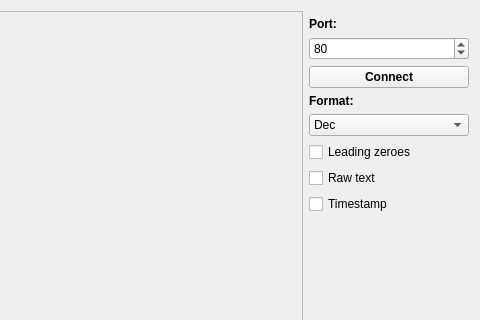
Above: ndbg/udp/Dialog.ui from alexeynaumov/rnetwork before the change; both pictures show x 420 to 900 and y 0 to 320 of the 900 by 600 pixel window. Below: the same form after it.
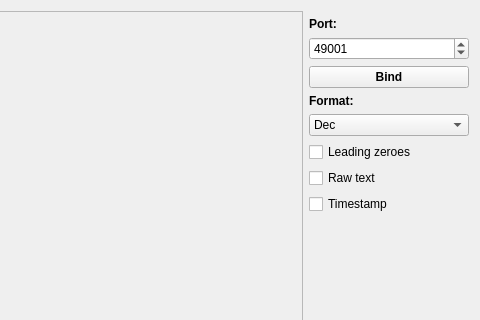
That is the form after the change.

What changed in the file:
```diff
--- a/ndbg/udp/Dialog.ui
+++ b/ndbg/udp/Dialog.ui
@@ -85,7 +85,7 @@
       <number>65535</number>
      </property>
      <property name="value">
-      <number>80</number>
+      <number>49001</number>
      </property>
     </widget>
    </item>
@@ -110,7 +110,7 @@
       </font>
      </property>
      <property name="text">
-      <string>Connect</string>
+      <string>Bind</string>
      </property>
      <property name="autoDefault">
       <bool>false</bool>
```
Left out of the diff: 4 changed lines with no effect on the pictures.
